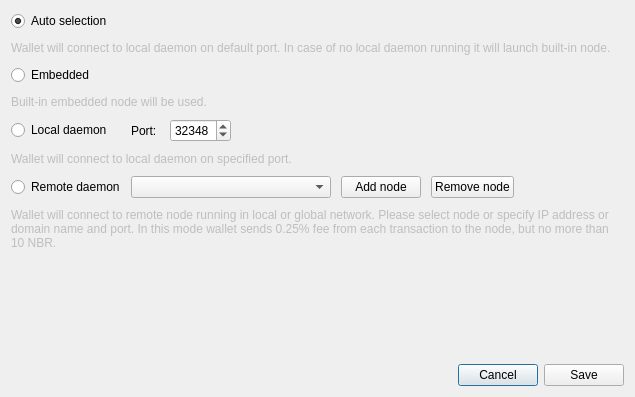
uaicoin/niobio-wallet, file src/gui/ui/connectionsettingsdialog.ui: the form before one commit.
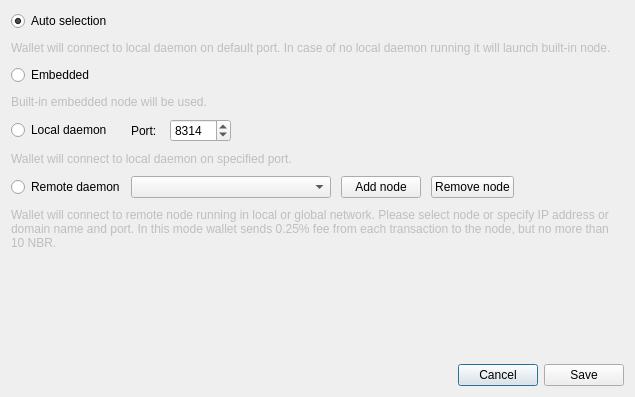
The form after the commit. Icons and pictures are not drawn.

Commit message: Change default port to 8314

```diff
--- a/src/gui/ui/connectionsettingsdialog.ui
+++ b/src/gui/ui/connectionsettingsdialog.ui
@@ -130,7 +130,7 @@
           <number>65535</number>
          </property>
          <property name="value">
-          <number>32348</number>
+          <number>8314</number>
          </property>
          <property name="displayIntegerBase">
           <number>10</number>
```
The commit also changes 1 other file.
